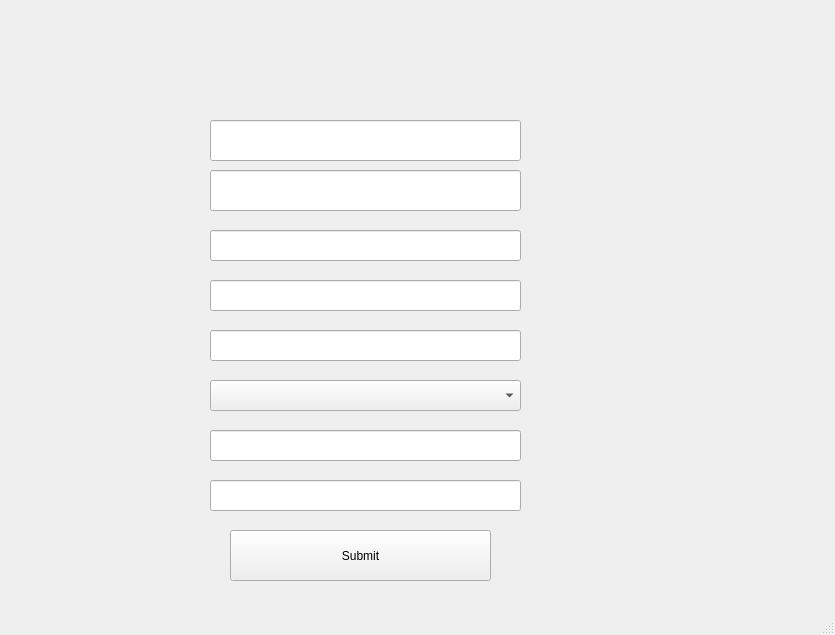
Qt form sign_up.ui (MoAmrYehia/TMS) before a commit.
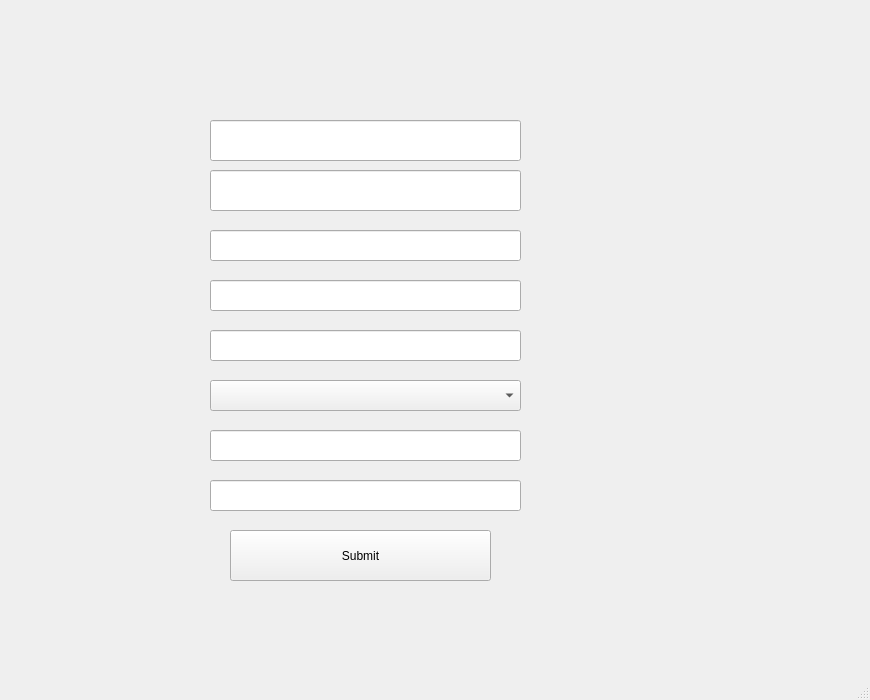
The same form after that commit. Icons and pictures are not drawn.

```diff
--- a/sign_up.ui
+++ b/sign_up.ui
@@ -6,10 +6,16 @@
    <rect>
     <x>0</x>
     <y>0</y>
-    <width>835</width>
-    <height>635</height>
+    <width>870</width>
+    <height>700</height>
    </rect>
   </property>
+  <property name="minimumSize">
+   <size>
+    <width>870</width>
+    <height>700</height>
+   </size>
+  </property>
   <property name="windowTitle">
    <string>MainWindow</string>
   </property>
```
Left out of the diff: 18 changed lines with no effect on the pictures.
